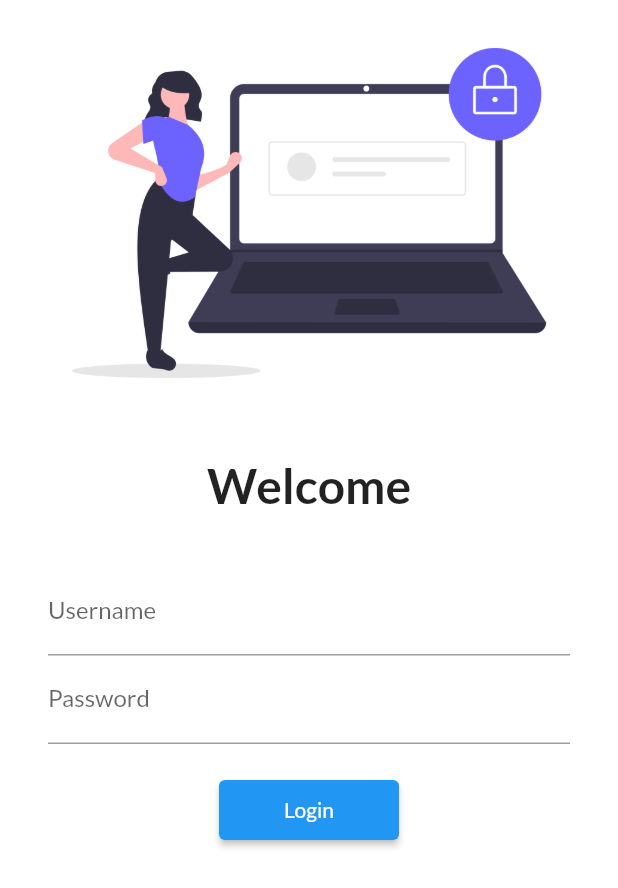
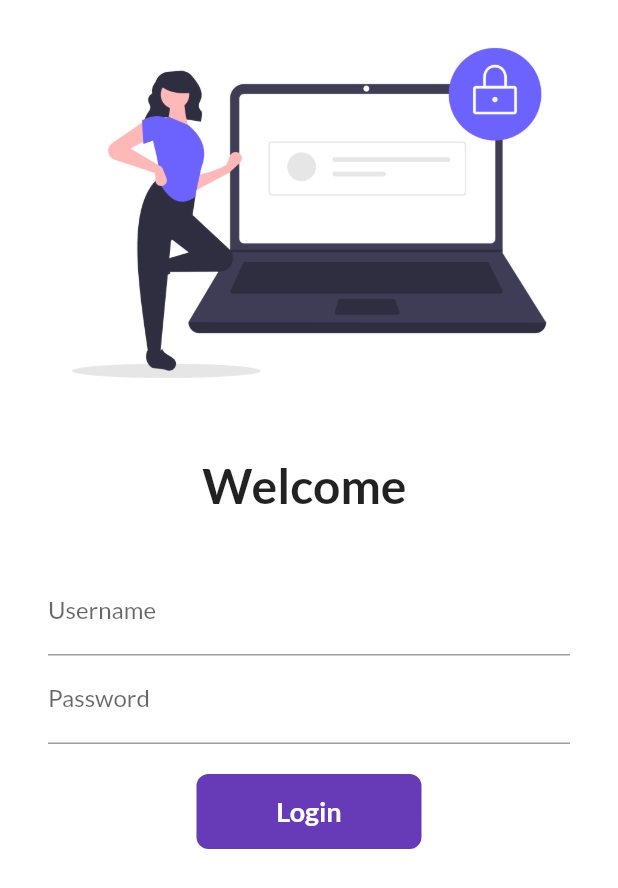
Before and after one commit to anmolpurba/Flutter, a Flutter app: the screen it shows after launch, on a phone screen of 412 x 824 dp. Shown: the top 888 px of the screen. Run offline on Flutter 3.47's test engine with Material 2 defaults, Android fonts, the phone set to English and light mode, and no system bars; our stand-ins replace google_fonts.

Commit message:
day6 completed

```diff
--- a/lib/pages/login_page.dart
+++ b/lib/pages/login_page.dart
@@ -1,9 +1,16 @@
 import 'package:flutter/material.dart';
 import 'package:test_app/utils/routes.dart';
 
-class LoginPage extends StatelessWidget {
+class LoginPage extends StatefulWidget {
   const LoginPage({Key? key}) : super(key: key);
 
+  @override
+  State<LoginPage> createState() => _LoginPageState();
+}
+
+class _LoginPageState extends State<LoginPage> {
+  String name = "";
+  bool changeButton = false;
   @override
   Widget build(BuildContext context) {
     return Material(
@@ -19,7 +26,7 @@ class LoginPage extends StatelessWidget {
               height: 20.0,
             ),
             Text(
-              "Welcome",
+              "Welcome $name",
               style: TextStyle(
                 fontSize: 32,
                 fontWeight: FontWeight.bold,
@@ -38,6 +45,10 @@ class LoginPage extends StatelessWidget {
                       hintText: "Enter Username",
                       labelText: "Username",
                     ),
+                    onChanged: (value) {
+                      name = value;
+                      setState(() {});
+                    },
                   ),
                   TextFormField(
                     obscureText: true,
@@ -49,13 +60,45 @@ class LoginPage extends StatelessWidget {
                   SizedBox(
                     height: 20.0,
                   ),
-                  ElevatedButton(
+                  InkWell(
+                    onTap: () async {
+                      setState(() {
+                        changeButton = true;
+                      });
+                      await Future.delayed(Duration(seconds: 1));
+                      Navigator.pushNamed(context, MyRoutes.homeRoute);
+                    },
+                    child: AnimatedContainer(
+                      duration: Duration(seconds: 1),
+                      width: changeButton ? 50 : 150,
+                      height: 50,
+                      alignment: Alignment.center,
+                      child: changeButton
+                          ? Icon(
+                              Icons.done,
+                              color: Colors.white,
+                            )
+                          : Text(
+                              "Login",
+                              style: TextStyle(
+                                  color: Colors.white,
+                                  fontWeight: FontWeight.bold,
+                                  fontSize: 18),
+                            ),
+                      decoration: BoxDecoration(
+                        color: Colors.deepPurple,
+                        borderRadius:
+                            BorderRadius.circular(changeButton ? 50 : 8),
+                      ),
+                    ),
+                  ),
+                  /* ElevatedButton(
                     child: Text("Login"),
                     style: TextButton.styleFrom(minimumSize: Size(120, 40)),
                     onPressed: () {
                       Navigator.pushNamed(context, MyRoutes.homeRoute);
                     },
-                  )
+                  ) */
                 ],
               ),
             )
```
